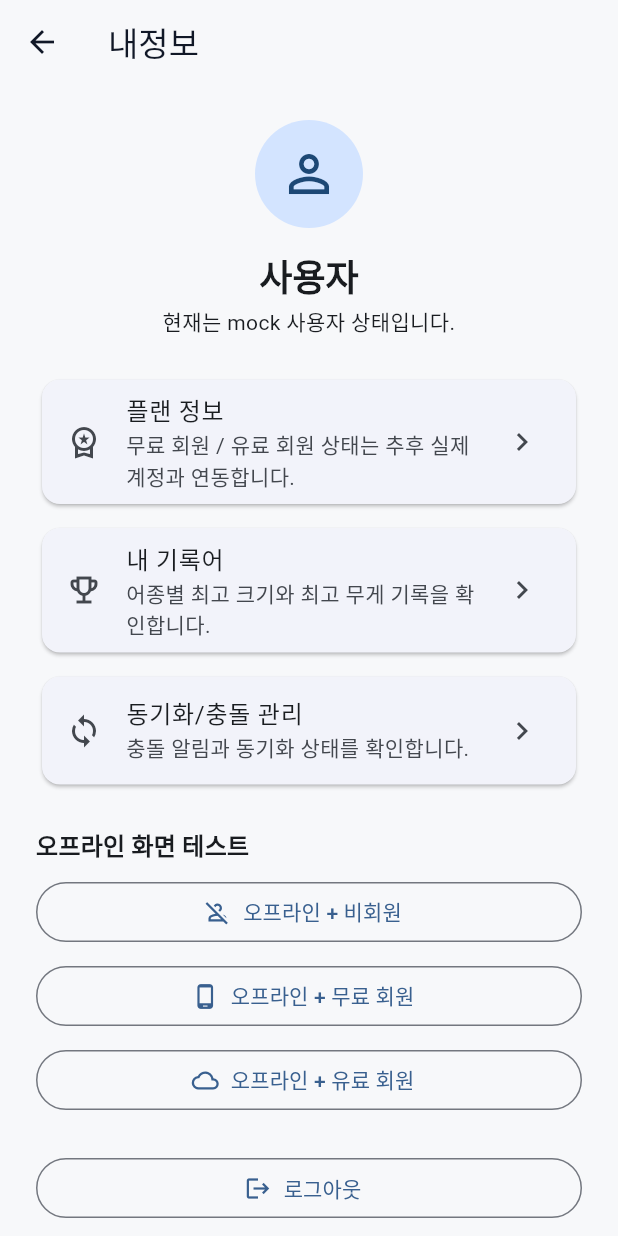
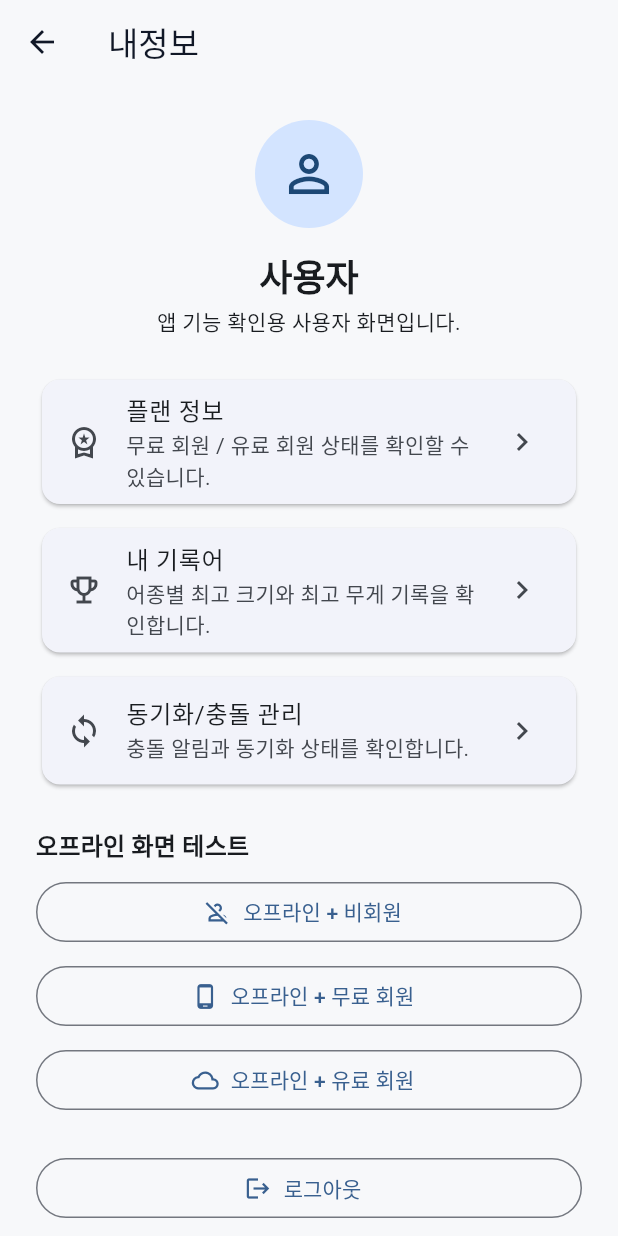
Before and after one commit to yunjinhwa/fishing_calendar, a Flutter app: the MyPage screen opened directly, on a phone screen of 412 x 824 dp. Run offline on Flutter 3.47's test engine with Material 3 defaults, Android fonts, the light colour scheme and no system bars.

Commit message:
[chore] - MVP 안정화 및 테스트 문서 정리
- README에 현재 구현 상태와 추후 구현 대상을 정리했습니다.
- MVP 테스트 체크리스트 문서를 추가했습니다.
- 사용자 화면에 표시되는 mock/추후 구현 문구를 정리했습니다.
- 출조 기록 작성 화면의 사진 안내 문구를 정리했습니다.
- 지도 및 외부 데이터 관련 안내 문구를 정리했습니다.
- 내정보, 오프라인, outbox, 기록어 관련 안내 문구를 정리했습니다.
- 출조 기록 작성 화면에 조과 추가 버튼을 복구했습니다.

```diff
--- a/lib/presentation/map/map_detail_page.dart
+++ b/lib/presentation/map/map_detail_page.dart
@@ -61,7 +61,7 @@ class MapDetailPage extends StatelessWidget {
             const _InfoCard(
               children: [
                 Text(
-                  '표시되는 날씨, 물때, 수온 정보는 선택 위치와 가장 가까운 관측 지점 기준의 예시 데이터입니다. 실제 API 연동 후 제공사 데이터 기준으로 표시됩니다.',
+                  '표시되는 날씨, 물때, 수온 정보는 현재 mock 데이터 기준입니다. 실제 API 연동 시 제공사 데이터 기준으로 표시됩니다.',
                 ),
               ],
             ),
--- a/lib/presentation/map/map_history_page.dart
+++ b/lib/presentation/map/map_history_page.dart
@@ -90,7 +90,7 @@ class _MapHistoryPageState extends State<MapHistoryPage> {
             _InfoCard(
               children: [
                 Text(
-                  '현재는 mock 데이터입니다. 실제 과거 날씨/물때/수온 조회는 외부 데이터 연동 단계에서 구현합니다.',
+                  '현재는 mock 데이터입니다. 실제 과거 날씨/물때/수온 조회는 추후 외부 API와 연동됩니다.',
                   style: Theme.of(context).textTheme.bodyMedium,
                 ),
               ],
--- a/lib/presentation/map/map_page.dart
+++ b/lib/presentation/map/map_page.dart
@@ -221,7 +221,7 @@ class _MapPlaceholder extends StatelessWidget {
               child: ListTile(
                 leading: const Icon(Icons.place_outlined),
                 title: Text(selectedLocation),
-                subtitle: const Text('실제 지도 연동은 다음 단계에서 구현합니다.'),
+                subtitle: const Text('지도 API 연동 전 임시 지도 화면입니다.'),
               ),
             ),
           ),
--- a/lib/presentation/my_page/my_page.dart
+++ b/lib/presentation/my_page/my_page.dart
@@ -40,7 +40,7 @@ class MyPage extends StatelessWidget {
             const SizedBox(height: 4),
 
             Text(
-              '현재는 mock 사용자 상태입니다.',
+              '앱 기능 확인용 사용자 화면입니다.',
               style: Theme.of(context).textTheme.bodyMedium,
               textAlign: TextAlign.center,
             ),
@@ -50,7 +50,7 @@ class MyPage extends StatelessWidget {
               child: ListTile(
                 leading: const Icon(Icons.workspace_premium_outlined),
                 title: const Text('플랜 정보'),
-                subtitle: const Text('무료 회원 / 유료 회원 상태는 추후 실제 계정과 연동합니다.'),
+                subtitle: const Text('무료 회원 / 유료 회원 상태를 확인할 수 있습니다.'),
                 trailing: const Icon(Icons.chevron_right),
                 onTap: () {
                   ScaffoldMessenger.of(context).showSnackBar(
@@ -148,7 +148,7 @@ class MyPage extends StatelessWidget {
               onPressed: () {
                 ScaffoldMessenger.of(context).showSnackBar(
                   const SnackBar(
-                    content: Text('로그아웃 기능은 인증 연동 단계에서 구현합니다.'),
+                    content: Text('로그아웃 기능은 현재 준비 중입니다.'),
                   ),
                 );
               },
--- a/lib/presentation/offline/offline_free_page.dart
+++ b/lib/presentation/offline/offline_free_page.dart
@@ -79,7 +79,7 @@ class OfflineFreePage extends StatelessWidget {
               onPressed: () {
                 ScaffoldMessenger.of(context).showSnackBar(
                   const SnackBar(
-                    content: Text('네트워크 재연결 감지는 추후 구현합니다.'),
+                    content: Text('네트워크 연결 상태를 다시 확인합니다.'),
                   ),
                 );
               },
--- a/lib/presentation/offline/offline_guest_page.dart
+++ b/lib/presentation/offline/offline_guest_page.dart
@@ -78,7 +78,7 @@ class OfflineGuestPage extends StatelessWidget {
                 onPressed: () {
                   ScaffoldMessenger.of(context).showSnackBar(
                     const SnackBar(
-                      content: Text('네트워크 상태 확인은 추후 실제 연결 감지 단계에서 구현합니다.'),
+                      content: Text('네트워크 연결 상태를 다시 확인합니다.'),
                     ),
                   );
                 },
--- a/lib/presentation/offline/offline_paid_page.dart
+++ b/lib/presentation/offline/offline_paid_page.dart
@@ -136,7 +136,7 @@ class _OfflinePaidPageState extends State<OfflinePaidPage> {
               onPressed: () {
                 ScaffoldMessenger.of(context).showSnackBar(
                   const SnackBar(
-                    content: Text('네트워크 재연결 감지는 추후 구현합니다.'),
+                    content: Text('네트워크 연결 상태를 다시 확인합니다.'),
                   ),
                 );
               },
--- a/lib/presentation/personal_best/personal_best_detail_page.dart
+++ b/lib/presentation/personal_best/personal_best_detail_page.dart
@@ -103,14 +103,14 @@ class PersonalBestDetailPage extends StatelessWidget {
             _InfoCard(
               children: [
                 const Text(
-                  '기록어 공유 이미지는 추후 공유 기능 단계에서 생성합니다.',
+                  '기록어 공유 이미지는 현재 준비 중입니다.',
                 ),
                 const SizedBox(height: 12),
                 OutlinedButton.icon(
                   onPressed: () {
                     ScaffoldMessenger.of(context).showSnackBar(
                       const SnackBar(
-                        content: Text('공유 이미지 생성은 다음 단계에서 구현합니다.'),
+                        content: Text('공유 이미지 생성 기능은 현재 준비 중입니다.'),
                       ),
                     );
                   },
--- a/lib/presentation/record/record_form_page.dart
+++ b/lib/presentation/record/record_form_page.dart
@@ -432,7 +432,13 @@ class _RecordFormPageState extends State<RecordFormPage> {
               );
             }),
 
-            const SizedBox(height: 8),
+            OutlinedButton.icon(
+              onPressed: addCatchItem,
+              icon: const Icon(Icons.add),
+              label: const Text('조과 추가'),
+            ),
+
+            const SizedBox(height: 16),
 
             Text('사진', style: Theme.of(context).textTheme.titleSmall),
             const SizedBox(height: 8),
@@ -440,7 +446,7 @@ class _RecordFormPageState extends State<RecordFormPage> {
             OutlinedButton.icon(
               onPressed: () {
                 showMessage(
-                  '사진 선택 기능은 feature/photo 또는 local-storage 단계에서 구현합니다.',
+                  '사진 첨부 기능은 현재 준비 중입니다.',
                 );
               },
               icon: const Icon(Icons.add_photo_alternate_outlined),
@@ -449,7 +455,7 @@ class _RecordFormPageState extends State<RecordFormPage> {
             const SizedBox(height: 8),
 
             Text(
-              '아직 선택된 사진이 없습니다.',
+              '첨부된 사진이 없습니다.',
               style: Theme.of(
                 context,
               ).textTheme.bodySmall?.copyWith(color: Colors.grey.shade600),
--- a/lib/presentation/sync/outbox_page.dart
+++ b/lib/presentation/sync/outbox_page.dart
@@ -34,7 +34,7 @@ class _OutboxPageState extends State<OutboxPage> {
 
     ScaffoldMessenger.of(context).showSnackBar(
       const SnackBar(
-        content: Text('대기 중인 항목을 모두 업로드 완료 처리했습니다.'),
+        content: Text('대기 중인 항목을 모두 업로드 완료 상태로 변경했습니다.'),
       ),
     );
   }
@@ -50,7 +50,7 @@ class _OutboxPageState extends State<OutboxPage> {
           IconButton(
             onPressed: mockUploadAllPendingItems,
             icon: const Icon(Icons.cloud_upload_outlined),
-            tooltip: '전체 mock 전송',
+            tooltip: '전체 전송 처리',
           ),
           IconButton(
             onPressed: () {
```
Also changed, not shown: 2 other files.
